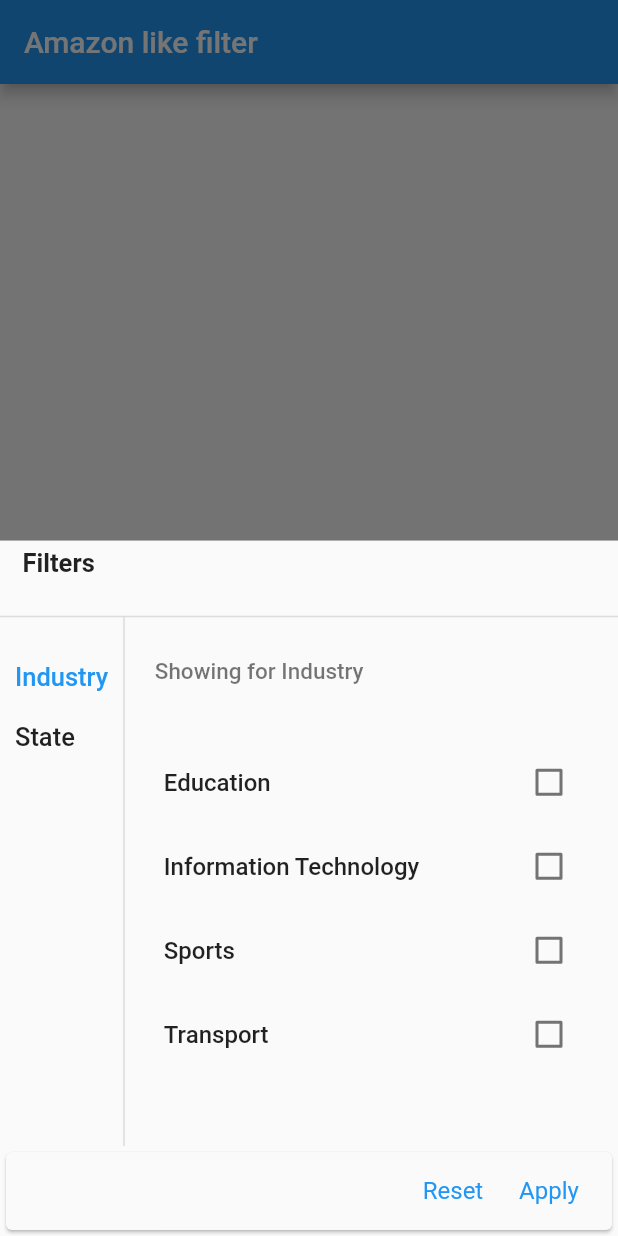
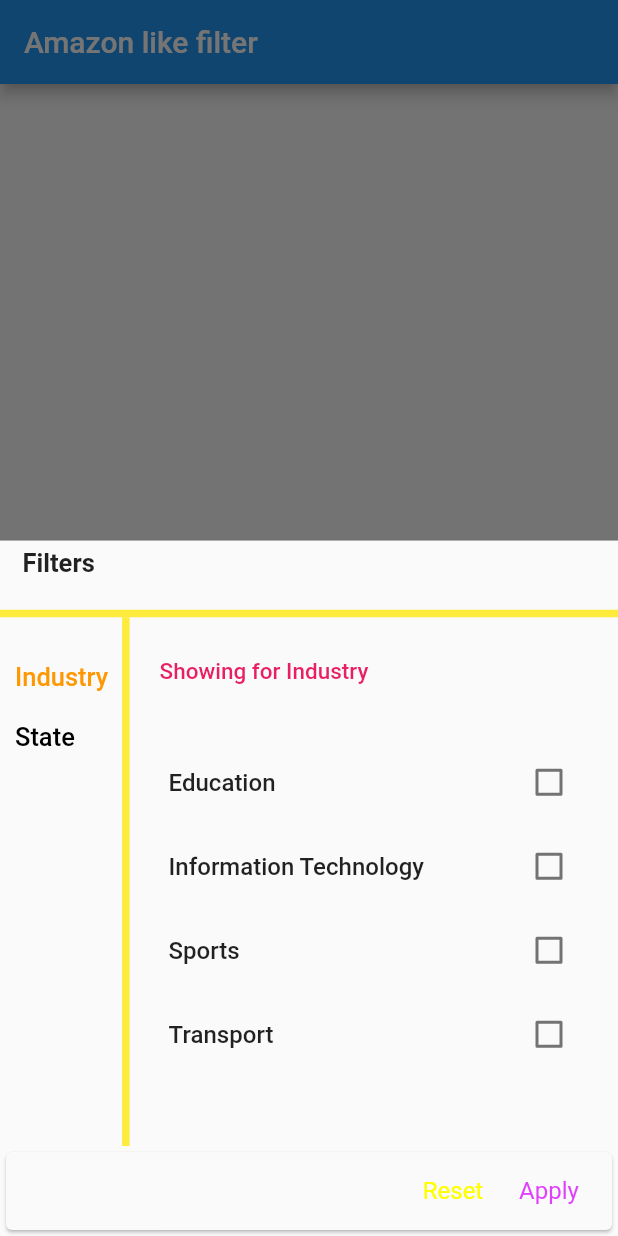
Before and after one commit to subhashDev11/amazon_like_filter, a Flutter app: the screen it shows after launch, after a tap on the "add" icon, on a phone screen of 412 x 824 dp. Run offline on Flutter 3.47's test engine with Material 2 defaults, Android fonts, the phone set to English and light mode, and no system bars; our stand-ins replace equatable, flutter_bloc.

Commit message:
theme properties added

```diff
--- a/example/lib/main.dart
+++ b/example/lib/main.dart
@@ -81,6 +81,18 @@ class _MyHomePageState extends State<MyHomePage> {
             builder: (_) {
               return FilterWidget(
                   filterProps: FilterProps(
+                themeProps: ThemeProps(
+                  activeFilterTextColor: Colors.orange,
+                  inActiveFilterTextColor: Colors.black,
+                  activeFilterHeaderColor: Colors.pink,
+                  dividerColor: Colors.yellow,
+                  checkBoxTileThemeProps: CheckBoxTileThemeProps(
+                    activeCheckBoxColor: Colors.green,
+                  ),
+                  submitButtonColor: Colors.purpleAccent,
+                  resetButtonColor: Colors.yellowAccent,
+                  dividerThickness: 5,
+                ),
                 onFilterChange: (value) {
                   setState(() {
                     applied = value;
@@ -90,13 +102,16 @@ class _MyHomePageState extends State<MyHomePage> {
                 filters: const [
                   FilterListModel(
                     filterOptions: [
-                      FilterItemModel(filterTitle: 'Education', filterKey: 'education'),
+                      FilterItemModel(
+                          filterTitle: 'Education', filterKey: 'education'),
                       FilterItemModel(
                         filterTitle: 'Information Technology',
                         filterKey: 'it',
                       ),
-                      FilterItemModel(filterTitle: 'Sports', filterKey: 'sports'),
-                      FilterItemModel(filterTitle: 'Transport', filterKey: 'transport'),
+                      FilterItemModel(
+                          filterTitle: 'Sports', filterKey: 'sports'),
+                      FilterItemModel(
+                          filterTitle: 'Transport', filterKey: 'transport'),
                     ],
                     previousApplied: [],
                     title: 'Industry',
@@ -104,7 +119,8 @@ class _MyHomePageState extends State<MyHomePage> {
                   ),
                   FilterListModel(
                     filterOptions: [
-                      FilterItemModel(filterTitle: 'Utter Pradesh', filterKey: 'up'),
+                      FilterItemModel(
+                          filterTitle: 'Utter Pradesh', filterKey: 'up'),
                       FilterItemModel(
                         filterTitle: 'Madhya Pradesh',
                         filterKey: 'mp',
--- a/lib/props/filter_props.dart
+++ b/lib/props/filter_props.dart
@@ -1,9 +1,11 @@
 import 'package:amazon_like_filter/props/applied_filter_model.dart';
 import 'package:amazon_like_filter/props/filter_list_model.dart';
+import 'package:flutter/material.dart';
 
 class FilterProps {
   final List<FilterListModel> filters;
   final String? title;
+  final ThemeProps? themeProps;
 
   final Function(List<AppliedFilterModel> appliedFilterModel)? onFilterChange;
 
@@ -11,5 +13,62 @@ class FilterProps {
     required this.filters,
     this.onFilterChange,
     this.title,
+    this.themeProps,
   });
 }
+
+class ThemeProps {
+  final TextStyle? titleStyle;
+  final Color? titleColor;
+  final Color? activeFilterHeaderColor;
+  final Color? inActiveFilterHeaderColor;
+  final TextStyle? activeFilterHeaderStyle;
+  final TextStyle? activeFilterTextStyle;
+  final Color? activeFilterTextColor;
+  final Color? inActiveFilterTextColor;
+  final TextStyle? inActiveFilterTextStyle;
+  final Color? resetButtonColor;
+  final TextStyle? resetButtonStyle;
+  final Color? submitButtonColor;
+  final TextStyle? submitButtonStyle;
+  final Widget? divider;
+  final Color? dividerColor;
+  final double? dividerThickness;
+  final CheckBoxTileThemeProps? checkBoxTileThemeProps;
+
+  ThemeProps({
+    this.titleStyle,
+    this.titleColor,
+    this.resetButtonColor,
+    this.submitButtonColor,
+    this.divider,
+    this.dividerColor,
+    this.inActiveFilterHeaderColor,
+    this.activeFilterHeaderColor,
+    this.activeFilterTextStyle,
+    this.activeFilterTextColor,
+    this.inActiveFilterTextColor,
+    this.inActiveFilterTextStyle,
+    this.activeFilterHeaderStyle,
+    this.checkBoxTileThemeProps,
+    this.dividerThickness,
+    this.resetButtonStyle,
+    this.submitButtonStyle,
+  });
+}
+
+class CheckBoxTileThemeProps {
+  final Color? activeCheckBoxColor;
+  final Color? inActiveCheckBoxColor;
+  final Color? checkboxTitleColor;
+  final TextStyle? checkboxTitleStyle;
+  final Color? tileColor;
+
+  CheckBoxTileThemeProps({
+    this.activeCheckBoxColor,
+    this.inActiveCheckBoxColor,
+    this.checkboxTitleColor,
+    this.checkboxTitleStyle,
+    this.tileColor,
+  });
+}
--- a/lib/widgets/filter-widget.dart
+++ b/lib/widgets/filter-widget.dart
@@ -49,6 +49,7 @@ class _FilterState extends State<Filter> with FilterStyleMixin {
   Widget build(BuildContext context) {
     return BlocBuilder<FilterCubit, FilterState>(
       builder: (_, state) {
+        final themeProps = _filterCubit.filterProps.themeProps;
         return Scaffold(
           body: Column(
             crossAxisAlignment: CrossAxisAlignment.start,
@@ -60,14 +61,18 @@ class _FilterState extends State<Filter> with FilterStyleMixin {
                 ),
                 child: FilterText(
                   title: _filterCubit.filterProps.title ?? 'Filters',
+                  style: themeProps?.titleStyle,
+                  fontColor: themeProps?.titleColor,
                 ),
               ),
               const SizedBox(
                 height: 20,
               ),
-              const Divider(
+              themeProps?.divider ??
+                  Divider(
                     height: 1,
-                thickness: 1,
+                    thickness: themeProps?.dividerThickness ?? 1,
+                    color: themeProps?.dividerColor ?? getDividerColor(context),
                   ),
               Expanded(
                 child: Row(
@@ -99,9 +104,15 @@ class _FilterState extends State<Filter> with FilterStyleMixin {
                                   child: FilterText(
                                     title: e.title,
                                     fontSize: 17,
+                                    style: (index == state.activeFilterIndex)
+                                        ? themeProps?.activeFilterTextStyle
+                                        : themeProps?.inActiveFilterTextStyle,
                                     fontWeight: FontWeight.w500,
-                                    fontColor:
-                                        (index == state.activeFilterIndex) ? getTheme(context).primaryColor : null,
+                                    fontColor: (index ==
+                                            state.activeFilterIndex)
+                                        ? themeProps?.activeFilterTextColor ??
+                                            getTheme(context).primaryColor
+                                        : themeProps?.inActiveFilterTextColor,
                                   ),
                                 ),
                               );
@@ -110,10 +121,12 @@ class _FilterState extends State<Filter> with FilterStyleMixin {
                         ),
                       ),
                     ),
+                    themeProps?.divider ??
                         Container(
                           height: double.maxFinite,
-                      width: 1,
-                      color: getDividerColor(context),
+                          width: themeProps?.dividerThickness ?? 1,
+                          color: themeProps?.dividerColor ??
+                              getDividerColor(context),
                         ),
                     Expanded(
                       flex: 8,
@@ -129,10 +142,14 @@ class _FilterState extends State<Filter> with FilterStyleMixin {
                                   horizontal: 10,
                                 ),
                                 child: FilterText(
-                                  title: 'Showing for ${state.filters[state.activeFilterIndex].title ?? ''}',
-                                  style: getTitle2Theme(context)?.copyWith(
+                                  title:
+                                      'Showing for ${state.filters[state.activeFilterIndex].title ?? ''}',
+                                  style: themeProps?.activeFilterHeaderStyle ??
+                                      getTitle2Theme(context)?.copyWith(
                                         fontSize: 15,
                                         fontWeight: FontWeight.w500,
+                                        color:
+                                            themeProps?.activeFilterHeaderColor,
                                       ),
                                 ),
                               ),
@@ -141,7 +158,9 @@ class _FilterState extends State<Filter> with FilterStyleMixin {
                               ),
                               Builder(
                                 builder: (_) {
-                                  final list = state.filters[state.activeFilterIndex].filterOptions;
+                                  final list = state
+                                      .filters[state.activeFilterIndex]
+                                      .filterOptions;
                                   if (list.isNotEmpty) {
                                     return Expanded(
                                       child: ListView.builder(
@@ -149,13 +168,19 @@ class _FilterState extends State<Filter> with FilterStyleMixin {
                                         itemBuilder: (_, index) {
                                           final item = list[index];
                                           return FilterCheckboxTitle(
+                                            checkBoxTileThemeProps: themeProps
+                                                ?.checkBoxTileThemeProps,
                                             selected: _filterCubit.checked(
-                                              state.filters[state.activeFilterIndex].previousApplied,
+                                              state
+                                                  .filters[
+                                                      state.activeFilterIndex]
+                                                  .previousApplied,
                                               item,
                                             ),
                                             title: item.filterTitle,
                                             onUpdate: (bool? value) {
-                                              _filterCubit.onFilterItemCheck(item);
+                                              _filterCubit
+                                                  .onFilterItemCheck(item);
                                             },
                                           );
                                         },
@@ -193,14 +218,18 @@ class _FilterState extends State<Filter> with FilterStyleMixin {
                       _filterCubit.onFilterRemove();
                       Navigator.of(context).pop();
                     },
+                    style: themeProps?.resetButtonStyle,
+                    txtColor: themeProps?.resetButtonColor,
                   ),
                   FilterTextButton(
                     text: 'Apply',
-                    txtColor: getTheme(context).colorScheme.secondary,
+                    txtColor: themeProps?.submitButtonColor ??
+                        getTheme(context).colorScheme.secondary,
                     onTap: () {
                       _filterCubit.onFilterSubmit();
                       Navigator.of(context).pop();
                     },
+                    style: themeProps?.submitButtonStyle,
                   ),
                   const SizedBox(
                     width: 10,
--- a/lib/widgets/filter_checkbox_title.dart
+++ b/lib/widgets/filter_checkbox_title.dart
@@ -1,4 +1,5 @@
 import 'package:amazon_like_filter/filter_style_mixin.dart';
+import 'package:amazon_like_filter/props/filter_props.dart';
 import 'package:flutter/material.dart';
 
 import 'filter_text.dart';
@@ -9,25 +10,32 @@ class FilterCheckboxTitle extends StatelessWidget with FilterStyleMixin {
     required this.selected,
     required this.title,
     required this.onUpdate,
+    this.checkBoxTileThemeProps,
   }) : super(key: key);
 
   final bool selected;
   final String title;
   final ValueChanged<bool?> onUpdate;
+  final CheckBoxTileThemeProps? checkBoxTileThemeProps;
 
   @override
   Widget build(BuildContext context) {
     return CheckboxListTile(
       value: selected,
+      activeColor: checkBoxTileThemeProps?.activeCheckBoxColor,
+      checkColor: checkBoxTileThemeProps?.inActiveCheckBoxColor,
       onChanged: (value) {
         onUpdate(value);
       },
+      tileColor: checkBoxTileThemeProps?.tileColor,
       title: FilterText(
         title: title,
-        style: getTitleTheme1(context)?.copyWith(
-          fontWeight: FontWeight.w500,
-          fontSize: 16,
-        ),
+        style: checkBoxTileThemeProps?.checkboxTitleStyle ??
+            getTitleTheme1(context)?.copyWith(
+              fontWeight: FontWeight.w500,
+              fontSize: 16,
+              color: checkBoxTileThemeProps?.checkboxTitleColor,
+            ),
       ),
     );
   }
--- a/pubspec.yaml
+++ b/pubspec.yaml
@@ -1,6 +1,6 @@
 name: amazon_like_filter
-description: none
-version: 0.0.1
+description: 'AmazonLikeFilter is an widget that is used to build Filter UI like as amazon app.'
+version: 0.0.3
 homepage: https://github.com/subhashDev11/amazon_like_filter
 
 environment:
@@ -22,4 +22,4 @@ flutter:
 
 screenshots:
   - description: 'Example of the flutter amazon like filter widget.'
-    path: example/assets/screenshot.gif
+    path: example/assets/filter_shot.png
```
Also changed, not shown: example/assets/filter_shot.png (added), 5 other files. Lines whose indentation alone changed are shown as unchanged.
